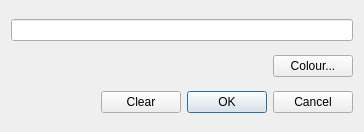
This is framework/widgets/QEStripChart/QEStripChartItemDialog.ui in andrewrhyder/epicsqt as Qt 5 draws it before an edit. The edited form follows.
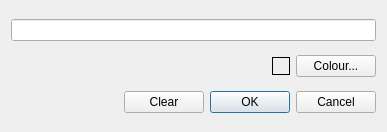
This is the edited form.

Commit message: Call up new range dialog, tweek chart item dialog, and inc. release number

What changed in the file:
```diff
--- a/framework/widgets/QEStripChart/QEStripChartItemDialog.ui
+++ b/framework/widgets/QEStripChart/QEStripChartItemDialog.ui
@@ -6,22 +6,24 @@
    <rect>
     <x>0</x>
     <y>0</y>
-    <width>364</width>
+    <width>387</width>
     <height>132</height>
    </rect>
   </property>
   <property name="windowTitle">
    <string>Strip Chart PV Setup</string>
   </property>
-  <layout class="QGridLayout" name="gridLayout">
-   <item row="0" column="0" colspan="4">
+  <layout class="QVBoxLayout" name="verticalLayout">
+   <item>
     <widget class="QLineEdit" name="pvNameEdit">
      <property name="text">
       <string/>
      </property>
     </widget>
    </item>
-   <item row="1" column="0" colspan="3">
+   <item>
+    <layout class="QHBoxLayout" name="horizontalLayout">
+     <item>
     <spacer name="horizontalSpacer">
      <property name="orientation">
       <enum>Qt::Horizontal</enum>
@@ -34,14 +36,40 @@
      </property>
     </spacer>
    </item>
-   <item row="1" column="3">
+     <item>
+      <widget class="QLabel" name="colourIndicator">
+       <property name="minimumSize">
+        <size>
+         <width>18</width>
+         <height>18</height>
+        </size>
+       </property>
+       <property name="maximumSize">
+        <size>
+         <width>18</width>
+         <height>18</height>
+        </size>
+       </property>
+       <property name="frameShape">
+        <enum>QFrame::Box</enum>
+       </property>
+       <property name="text">
+        <string/>
+       </property>
+      </widget>
+     </item>
+     <item>
     <widget class="QPushButton" name="colourButton">
      <property name="text">
       <string>Colour...</string>
      </property>
     </widget>
    </item>
-   <item row="2" column="0">
+    </layout>
+   </item>
+   <item>
+    <layout class="QHBoxLayout" name="horizontalLayout_2">
+     <item>
     <spacer name="horizontalSpacer_2">
      <property name="orientation">
       <enum>Qt::Horizontal</enum>
@@ -54,19 +82,21 @@
      </property>
     </spacer>
    </item>
-   <item row="2" column="1">
+     <item>
     <widget class="QPushButton" name="clearButton">
      <property name="text">
       <string>Clear</string>
      </property>
     </widget>
    </item>
-   <item row="2" column="2" colspan="2">
+     <item>
     <widget class="QDialogButtonBox" name="buttonBox">
      <property name="standardButtons">
       <set>QDialogButtonBox::Cancel|QDialogButtonBox::Ok</set>
      </property>
     </widget>
+     </item>
+    </layout>
    </item>
   </layout>
  </widget>
```
Lines whose indentation alone changed are shown as unchanged. The commit also changes 4 other files.
